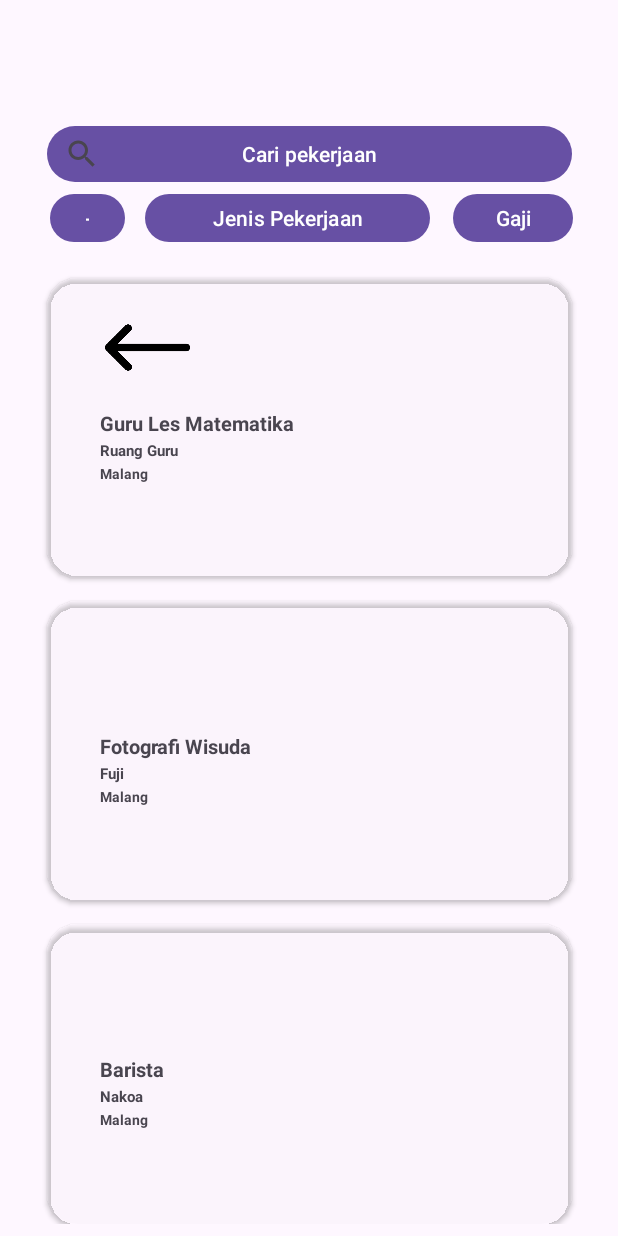
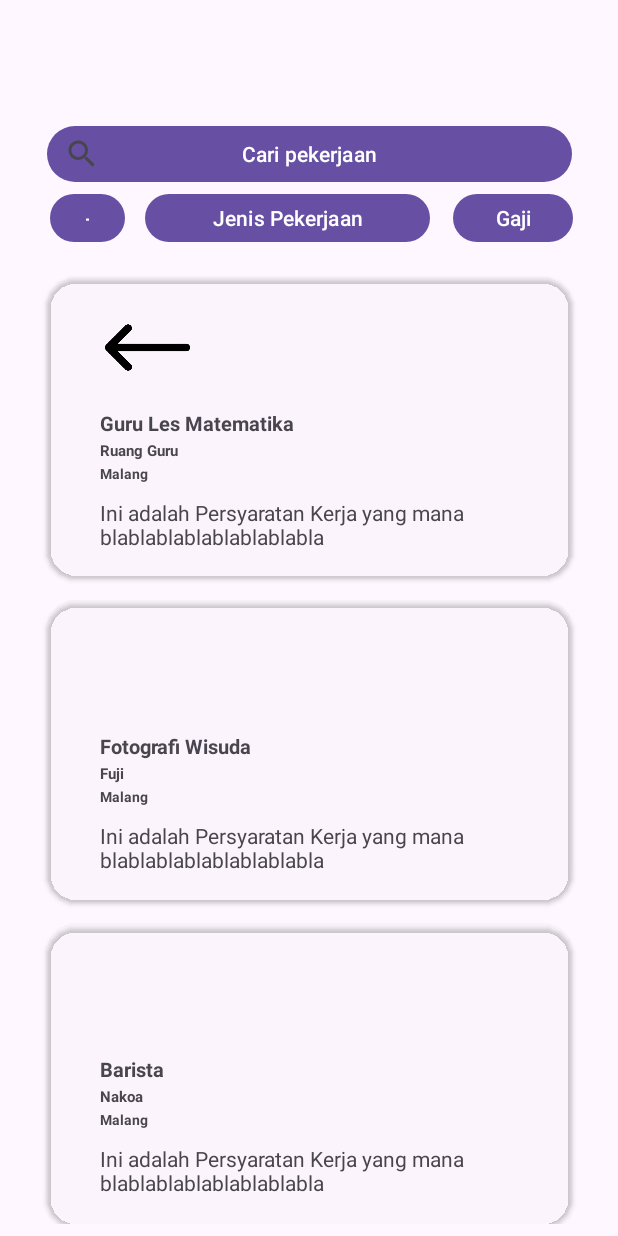
Before and after one commit to rofifrahman/Project_PAM_D_Kelompok_8, an Android app: the Homepage screen opened directly, with no data from a screen before it, on a phone screen of 412 x 824 dp. Run offline under Robolectric (Android 15) with nearby library versions, the phone set to English and light mode, and no system bars.

Commit message:
UI Homepage sama Apply Job 1 amaan
Revisi:
1. Tinggal Masukin Icon
2. Tinggal Intent Button

```diff
--- a/app/src/main/res/layout/activity_homepage.xml
+++ b/app/src/main/res/layout/activity_homepage.xml
@@ -154,6 +154,17 @@
                             android:textStyle="bold"
                             app:layout_constraintStart_toStartOf="parent"
                             app:layout_constraintTop_toBottomOf="@+id/Perusahaan1" />
+
+                        <TextView
+                            android:id="@+id/rincian1"
+                            android:layout_width="300dp"
+                            android:layout_height="wrap_content"
+                            android:layout_marginStart="20dp"
+                            android:layout_marginTop="10dp"
+                            android:text="Ini adalah Persyaratan Kerja yang mana blablablablablablablabla"
+                            app:layout_constraintEnd_toEndOf="parent"
+                            app:layout_constraintStart_toStartOf="parent"
+                            app:layout_constraintTop_toBottomOf="@+id/lokasi1" />
                     </androidx.constraintlayout.widget.ConstraintLayout>
 
 
@@ -220,6 +231,17 @@
                             android:textStyle="bold"
                             app:layout_constraintStart_toStartOf="parent"
                             app:layout_constraintTop_toBottomOf="@+id/Perusahaan2" />
+
+                        <TextView
+                            android:id="@+id/rincian2"
+                            android:layout_width="300dp"
+                            android:layout_height="wrap_content"
+                            android:layout_marginStart="20dp"
+                            android:layout_marginTop="10dp"
+                            android:text="Ini adalah Persyaratan Kerja yang mana blablablablablablablabla"
+                            app:layout_constraintEnd_toEndOf="parent"
+                            app:layout_constraintStart_toStartOf="parent"
+                            app:layout_constraintTop_toBottomOf="@+id/lokasi2" />
                     </androidx.constraintlayout.widget.ConstraintLayout>
 
 
@@ -285,6 +307,17 @@
                             android:textStyle="bold"
                             app:layout_constraintStart_toStartOf="parent"
                             app:layout_constraintTop_toBottomOf="@+id/Perusahaan3" />
+
+                        <TextView
+                            android:id="@+id/rincian3"
+                            android:layout_width="300dp"
+                            android:layout_height="wrap_content"
+                            android:layout_marginStart="20dp"
+                            android:layout_marginTop="10dp"
+                            android:text="Ini adalah Persyaratan Kerja yang mana blablablablablablablabla"
+                            app:layout_constraintEnd_toEndOf="parent"
+                            app:layout_constraintStart_toStartOf="parent"
+                            app:layout_constraintTop_toBottomOf="@+id/lokasi3" />
                     </androidx.constraintlayout.widget.ConstraintLayout>
 
 
```
